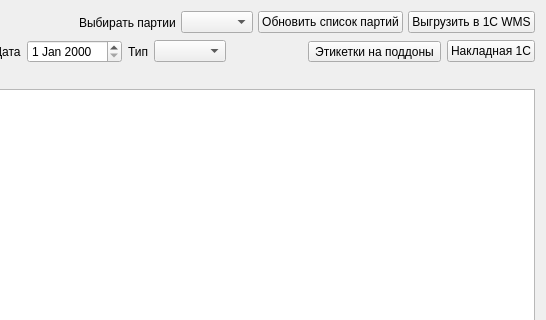
This is formacceptancewire.ui in Sergeyego/warehouse as Qt 5 draws it before an edit; both pictures show x 448 to 994 and y 0 to 320 of the 994 by 576 pixel window. The edited form follows.
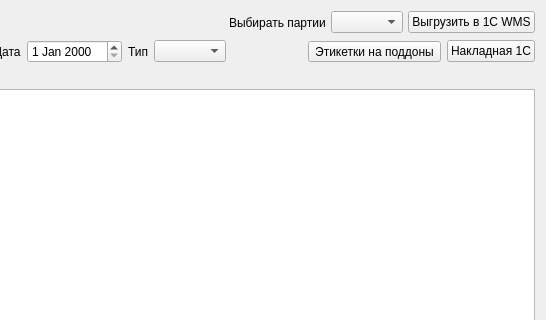
This is the edited form. Custom widgets are drawn as their Qt base class.

Commit message: Изменена работа со сптском партий

```diff
--- a/formacceptancewire.ui
+++ b/formacceptancewire.ui
@@ -72,13 +72,6 @@
      <item>
       <widget class="QComboBox" name="comboBoxPart"/>
      </item>
-     <item>
-      <widget class="QPushButton" name="pushButtonUpdPart">
-       <property name="text">
-        <string>Обновить список партий</string>
-       </property>
-      </widget>
-     </item>
      <item>
       <widget class="QPushButton" name="pushButton1C">
        <property name="text">
```
The commit also changes 14 other files.
